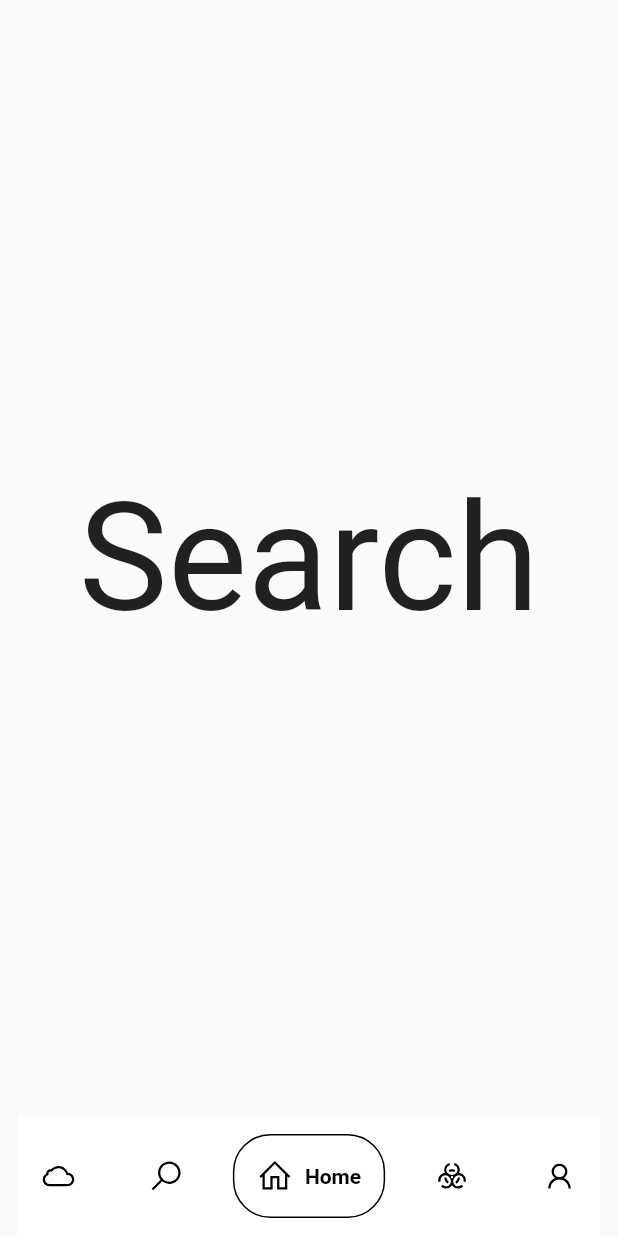
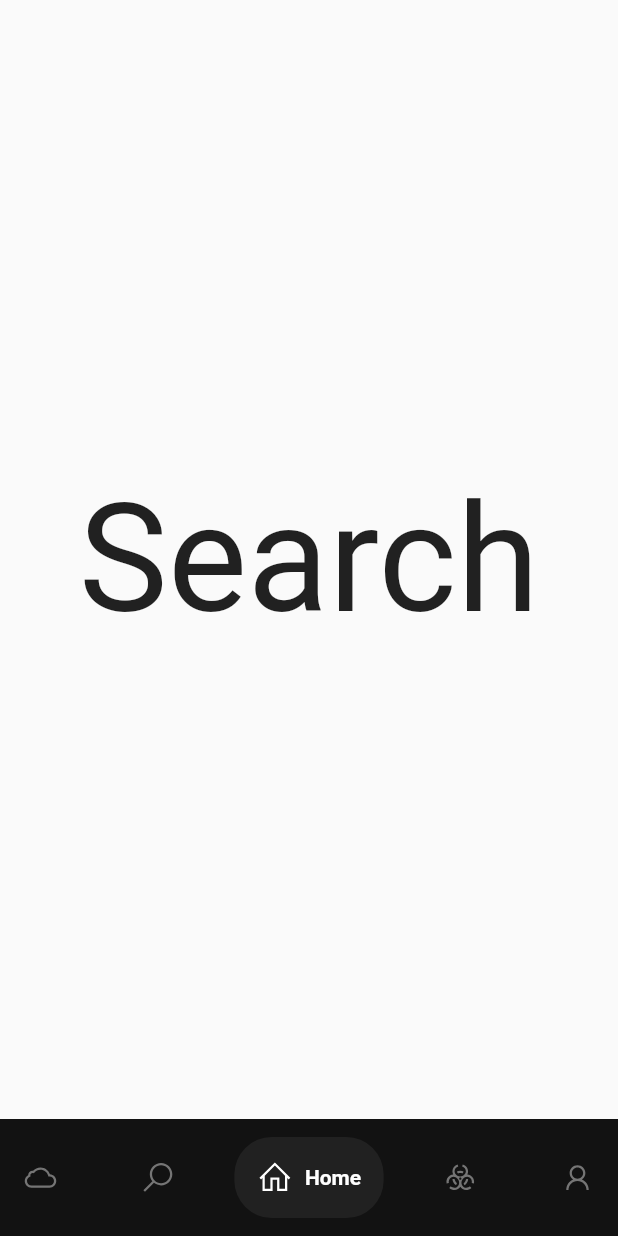
Before and after one commit to kdjamespro/newspeek, a Flutter app: the screen it shows after launch, swiped to page 2, on a phone screen of 412 x 824 dp. Run offline on Flutter 3.47's test engine with Material 2 defaults, Android fonts, the phone set to English and light mode, and no system bars; drawn by our look-alikes of google_nav_bar; our stand-ins replace cached_network_image, carousel_slider, google_fonts, line_icons, smooth_page_indicator; network calls fail.

Commit message:
Change nav bar to black

```diff
--- a/lib/main.dart
+++ b/lib/main.dart
@@ -41,7 +41,11 @@ class _MyAppState extends State<MyApp> {
   void _onItemTapped(int index) async {
     setState(() {
       _selectedIndex = index;
-      _pageController.jumpToPage(index);
+      _pageController.animateToPage(
+        index,
+        duration: Duration(milliseconds: 300),
+        curve: Curves.ease,
+      );
     });
   }
 
@@ -57,13 +61,13 @@ class _MyAppState extends State<MyApp> {
           physics: NeverScrollableScrollPhysics(),
           children: screens,
         ),
-        bottomNavigationBar: Padding(
-          padding: const EdgeInsets.symmetric(horizontal: 12.0),
-          child: GNav(
-            backgroundColor: Colors.white,
-            activeColor: Colors.black,
+        bottomNavigationBar: GNav(
+          color: Colors.grey[600],
+          tabBackgroundColor: Colors.grey.shade900,
+          backgroundColor: const Color(0xff121212),
+          activeColor: Colors.white,
           tabBorderRadius: 25,
-            tabActiveBorder: Border.all(color: Colors.black, width: 1),
+          //          tabActiveBorder: Border.all(color: Colors.black, width: 1),
           tabMargin: EdgeInsets.symmetric(vertical: 12.0),
           padding: EdgeInsets.symmetric(horizontal: 15, vertical: 15),
           iconSize: 24,
@@ -94,7 +98,6 @@ class _MyAppState extends State<MyApp> {
             ),
           ],
           onTabChange: _onItemTapped,
-          ),
         ),
       ),
     );
--- a/lib/model/article.dart
+++ b/lib/model/article.dart
@@ -21,10 +21,14 @@ class Article {
   factory Article.fromJson(Map<String, dynamic> json) {
     String author = json['author'] ?? 'Unknown Author';
     String title = json['title'] ?? 'No Title';
-    String description = json['author'] ?? 'No Description';
+    String description = json['description'] ?? 'No Description';
     String url = json['url'] ?? 'No URL';
     String imageUrl = json['urlToImage'] ?? 'No Image';
     String publishedAt = json['publishedAt'] ?? 'No Time';
+    if (publishedAt != 'No Time') {
+      publishedAt = publishedAt.replaceFirst('T', ' ');
+      publishedAt = publishedAt.substring(0, publishedAt.length - 1);
+    }
     String content = json['content'] ?? 'No Content';
 
     return Article(
```
Also changed, not shown: lib/screens/headline_card.dart (+2 -5 lines), lib/screens/main_screen.dart (+4 -5 lines), lib/screens/news_card.dart (+32 -15 lines), lib/utilities/fonts.dart (added, +20 -0 lines). Lines whose indentation alone changed are shown as unchanged.
